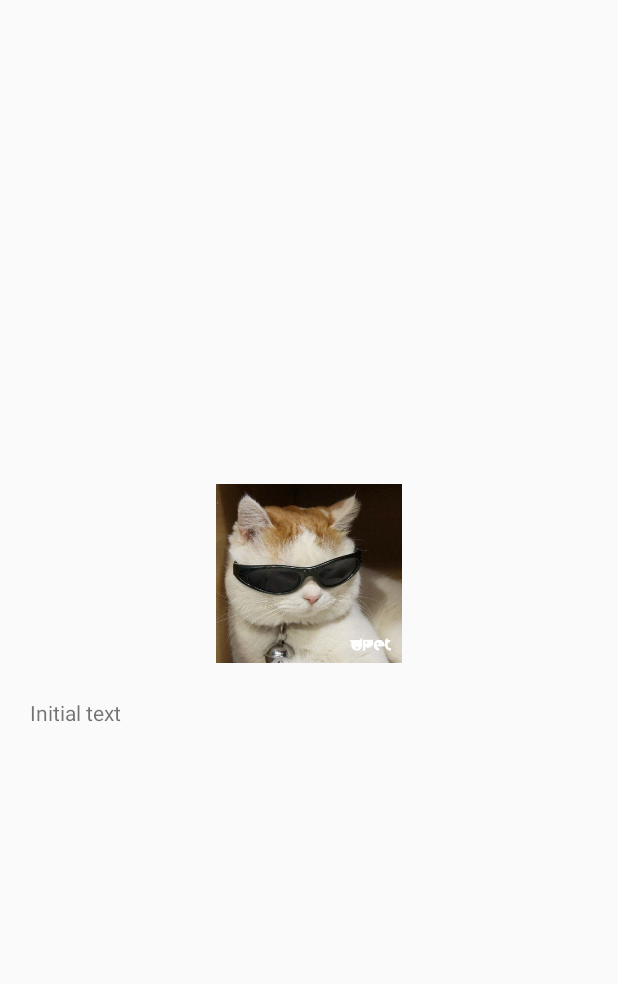
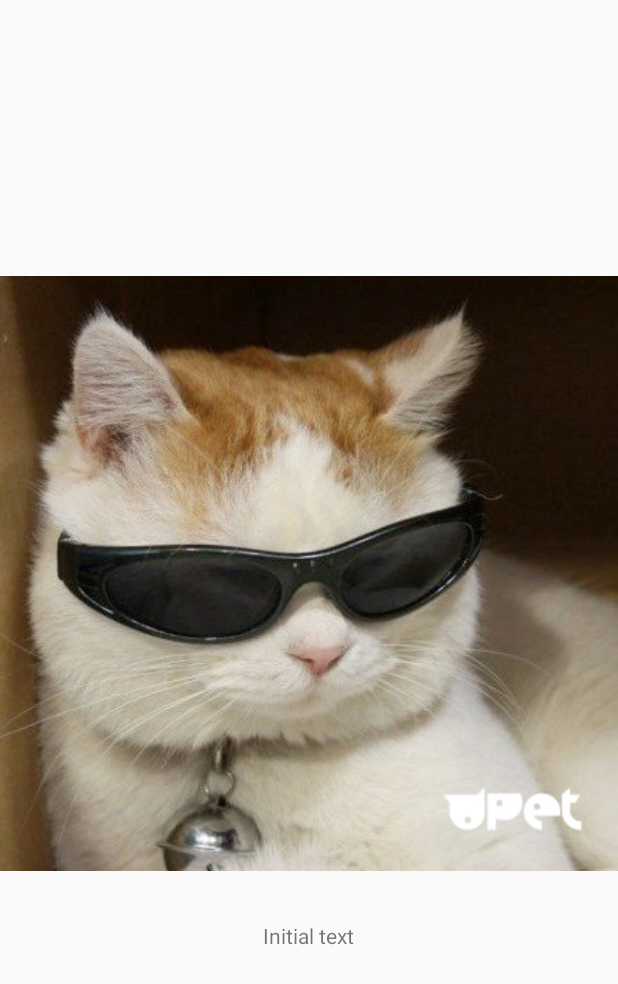
Before and after one commit to Elzaaa/test, an Android app: the layout activity_main.xml on its own in the app's theme, with its tools: preview values and no code run, on a phone screen of 412 x 824 dp. Shown: the top 984 px of the screen. Run offline under Robolectric (Android 15) with nearby library versions, the phone set to English and light mode, and no system bars.

Commit message:
first commit

```diff
--- a/app/src/main/AndroidManifest.xml
+++ b/app/src/main/AndroidManifest.xml
@@ -9,7 +9,7 @@
         android:roundIcon="@mipmap/ic_launcher_round"
         android:supportsRtl="true"
         android:theme="@style/AppTheme">
-        <activity android:name=".MainActivity">
+        <activity android:name="com.example.andy.myapplication.MainActivity">
             <intent-filter>
                 <action android:name="android.intent.action.MAIN" />
 
--- a/app/src/main/java/com/example/myapplication/MainActivity.java
+++ /dev/null
@@ -1,6 +0,0 @@
-package com.example.myapplication;
-
-import android.app.Activity;
-
-public class MainActivity extends Activity {
-}
--- a/app/src/main/java/com/example/myapplication/MainActivity.kt
+++ b/app/src/main/java/com/example/myapplication/MainActivity.kt
@@ -23,7 +23,7 @@ class MainActivity : AppCompatActivity() {
         val matrix = Matrix()
         imageView!!.scaleType = ImageView.ScaleType.MATRIX //required
         matrix.postRotate(
-            20.toFloat(),
+            66 .toFloat(),
             imageView.drawable.bounds.width() / 2.toFloat(),
             imageView.drawable.bounds.height() / 2.toFloat()
         )
--- a/app/src/main/res/layout/activity_main.xml
+++ b/app/src/main/res/layout/activity_main.xml
@@ -10,14 +10,14 @@
 
     <ImageView
         android:id="@+id/imageView"
-        android:layout_width="124dp"
-        android:layout_height="126dp"
+        android:layout_width="wrap_content"
+        android:layout_height="wrap_content"
         android:src="@drawable/coolboy" />
 
     <TextView
         android:id="@+id/textChanger"
         android:layout_margin="20dp"
         android:text="Initial text"
-        android:layout_width="match_parent"
+        android:layout_width="wrap_content"
         android:layout_height="wrap_content" />
 </LinearLayout>
```
